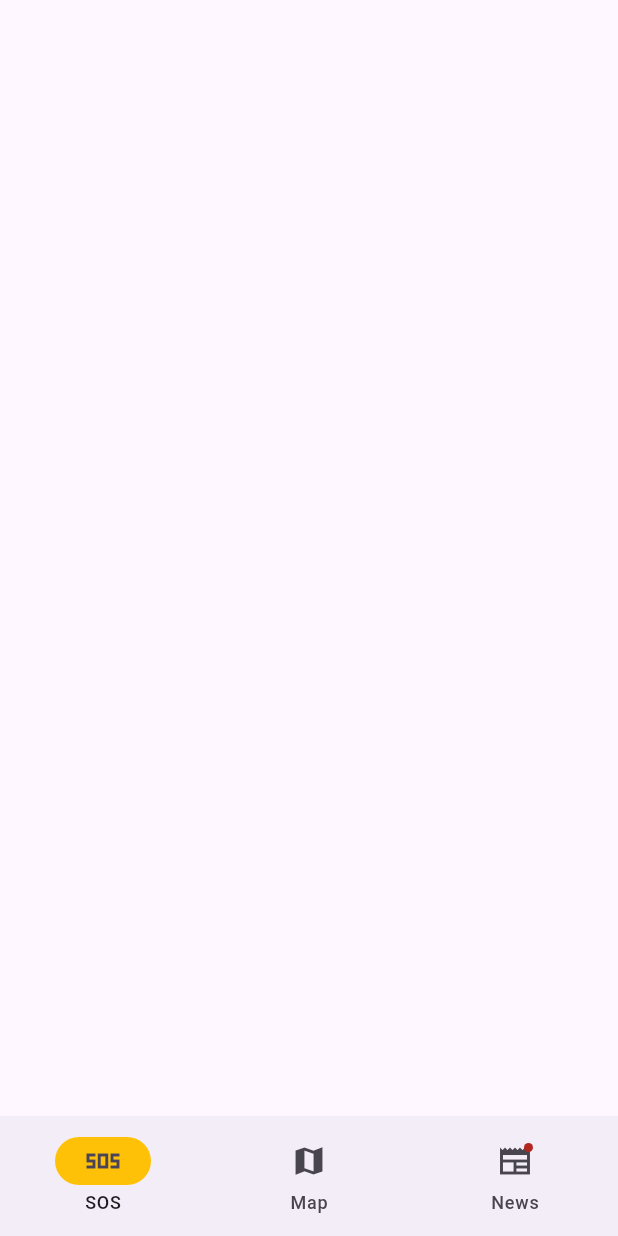
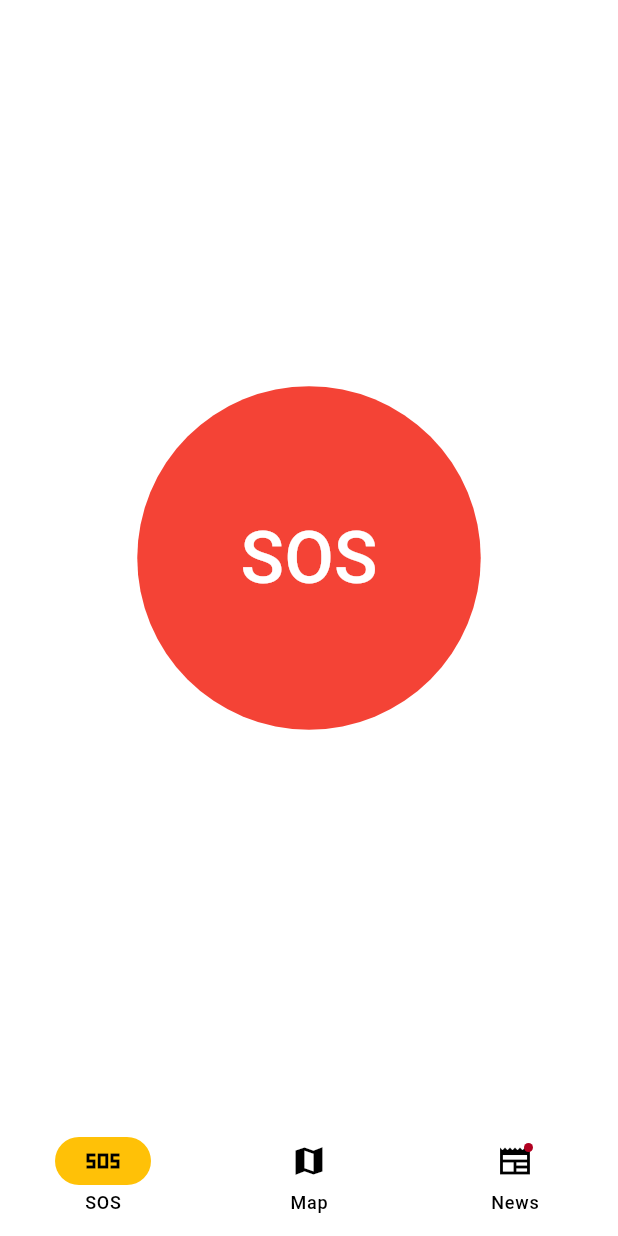
Before and after one commit to abilkhairseilov/lifelines-25, a Flutter app: the screen it shows after launch, on a phone screen of 412 x 824 dp. Run offline on Flutter 3.47's test engine with Material 3 defaults, Android fonts, the phone set to English and light mode, and no system bars; our stand-ins replace google_maps_flutter.

Commit message:
fix button design and coloring

```diff
--- a/lib/main.dart
+++ b/lib/main.dart
@@ -13,7 +13,9 @@ class AIDApp extends StatelessWidget {
   @override
   Widget build(BuildContext context) {
     return MaterialApp(
-      theme: ThemeData(useMaterial3: true),
+      theme: ThemeData(
+          useMaterial3: true,
+          colorScheme: ColorScheme.light(primary: Colors.amber)),
       home: const Lifelines(),
     );
   }
@@ -32,7 +34,7 @@ class MenuState extends State<Lifelines> {
 
   final LatLng _center = const LatLng(31.5017, 34.4668);
 
-  void _onMapCreated(GoogleMapController controller){
+  void _onMapCreated(GoogleMapController controller) {
     mapController = controller;
   }
 
@@ -66,8 +68,24 @@ class MenuState extends State<Lifelines> {
         ],
       ),
       body: <Widget>[
-        ///
-        MaterialButton(onPressed: () => alertContacts()),
+        Center(
+          child: ButtonTheme(
+              minWidth: 300.0,
+              height: 150.0,
+              child: FilledButton(
+                onPressed: () => alertContacts(),
+                style: ElevatedButton.styleFrom(
+                    backgroundColor: Colors.red,
+                    shape: CircleBorder(),
+                    padding: EdgeInsets.all(80)),
+                child: const Text(
+                  "SOS",
+                  style: TextStyle(
+                    fontSize: 48,
+                  ),
+                ),
+              )),
+        ),
 
         MaterialApp(
           theme: ThemeData(
@@ -75,11 +93,10 @@ class MenuState extends State<Lifelines> {
             colorSchemeSeed: Colors.green[700],
           ),
           home: Scaffold(
-            body: GoogleMap(
-              onMapCreated: _onMapCreated,
-              initialCameraPosition: CameraPosition(target: _center, zoom: 11.0),
-            )
-          ),
+              body: GoogleMap(
+            onMapCreated: _onMapCreated,
+            initialCameraPosition: CameraPosition(target: _center, zoom: 11.0),
+          )),
         ),
 
         /// Messages page
@@ -95,7 +112,7 @@ class MenuState extends State<Lifelines> {
                   padding: const EdgeInsets.all(8.0),
                   decoration: BoxDecoration(
                     color: theme.colorScheme.primary,
-                    borderRadius : BorderRadius.circular(8.0),
+                    borderRadius: BorderRadius.circular(8.0),
                   ),
                   child: Text(
                     'Hello',
--- a/pubspec.yaml
+++ b/pubspec.yaml
@@ -37,6 +37,7 @@ dependencies:
   google_maps_flutter: ^2.2.0
   badges: ^2.0.0
   # flutter_config: ^2.0.2
+  google_fonts: ^6.2.1
 
 dev_dependencies:
   flutter_test:
```
Also changed, not shown: pubspec.lock, 1 other file.
